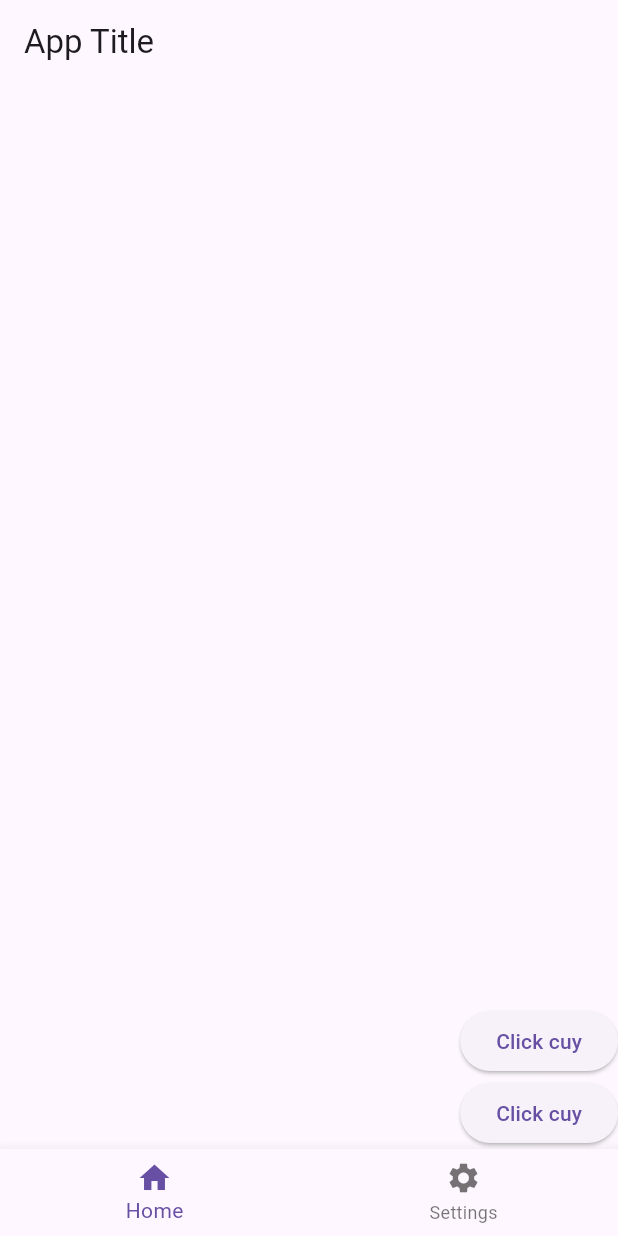
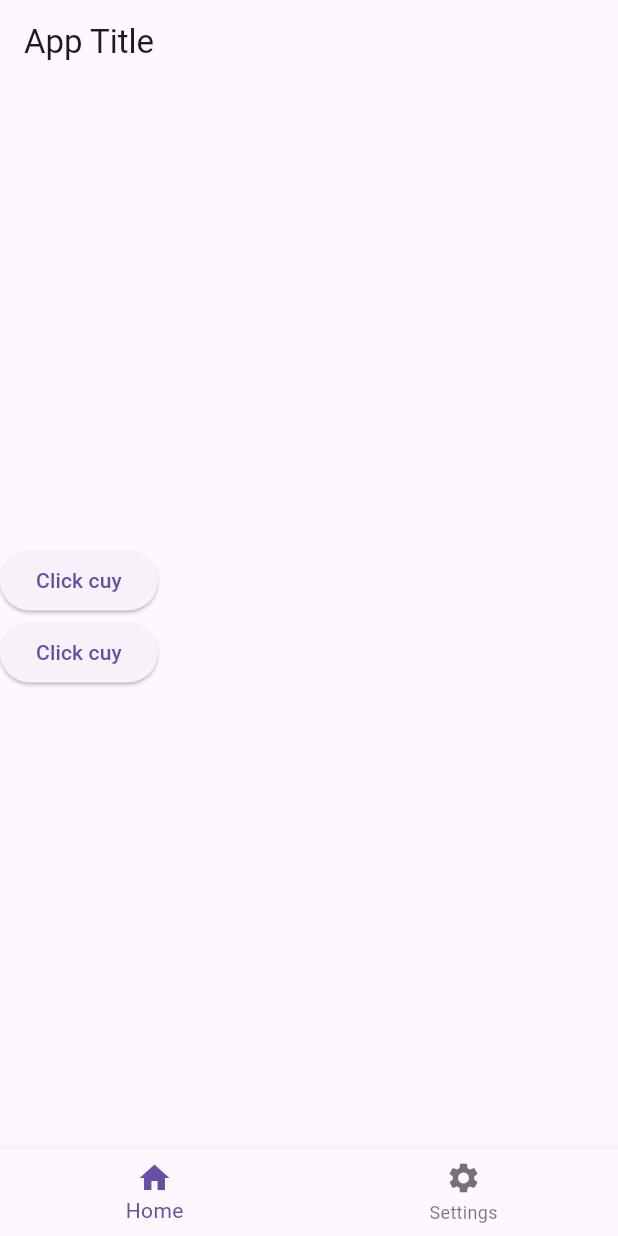
Before and after one commit to mesakhlolo/flutter_basic, a Flutter app: the screen it shows after launch, on a phone screen of 412 x 824 dp. Run offline on Flutter 3.47's test engine with Material 3 defaults, Android fonts, the phone set to English and light mode, and no system bars.

Commit message:
double.infinity

```diff
--- a/lib/main.dart
+++ b/lib/main.dart
@@ -25,10 +25,10 @@ class _MyAppState extends State<MyApp> {
         ),
         body: Center(
           child: SizedBox(
-            width: 799,
+            width: double.infinity,
             child: Column(
-              mainAxisAlignment: MainAxisAlignment.end,
-              crossAxisAlignment: CrossAxisAlignment.end,
+              mainAxisAlignment: MainAxisAlignment.center,
+              crossAxisAlignment: CrossAxisAlignment.start,
               children: [
                 ElevatedButton(
                   onPressed: () {
```
